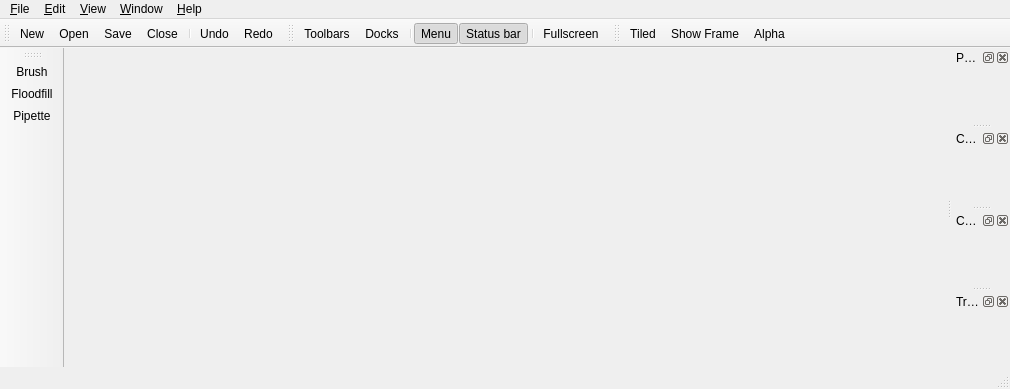
Above: mainwindow.ui from not-surt/SimPix before the change. Below: the same form after it.
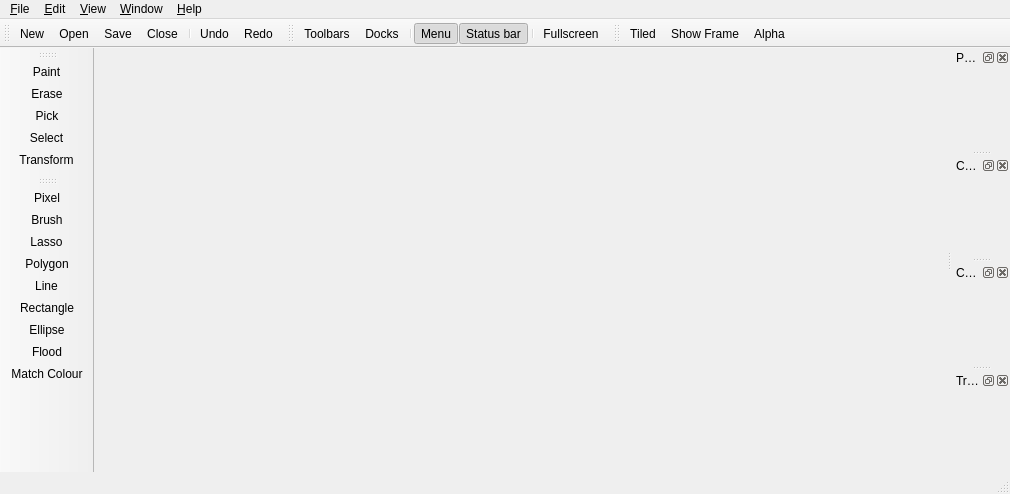
That is the form after the change. Icons and pictures are not drawn. Custom widgets are drawn as their Qt base class.

Diff of the .ui file:
```diff
--- a/mainwindow.ui
+++ b/mainwindow.ui
@@ -7,7 +7,7 @@
     <x>0</x>
     <y>0</y>
     <width>1010</width>
-    <height>389</height>
+    <height>494</height>
    </rect>
   </property>
   <property name="dockNestingEnabled">
@@ -111,9 +111,11 @@
    <attribute name="toolBarBreak">
     <bool>false</bool>
    </attribute>
-   <addaction name="actionBrush"/>
-   <addaction name="actionFloodfill"/>
-   <addaction name="actionPipette"/>
+   <addaction name="actionToolPaint"/>
+   <addaction name="actionToolErase"/>
+   <addaction name="actionToolPick"/>
+   <addaction name="actionToolSelect"/>
+   <addaction name="actionToolTransform"/>
   </widget>
   <widget class="QDockWidget" name="paletteDockWidget">
    <property name="windowTitle">
@@ -186,6 +188,26 @@
    <addaction name="actionShowFrame"/>
    <addaction name="actionAlpha"/>
   </widget>
+  <widget class="QToolBar" name="toolBar">
+   <property name="windowTitle">
+    <string>toolBar</string>
+   </property>
+   <attribute name="toolBarArea">
+    <enum>LeftToolBarArea</enum>
+   </attribute>
+   <attribute name="toolBarBreak">
+    <bool>false</bool>
+   </attribute>
+   <addaction name="actionModePixel"/>
+   <addaction name="actionModeBrush"/>
+   <addaction name="actionModeLasso"/>
+   <addaction name="actionModePolygon"/>
+   <addaction name="actionModeLine"/>
+   <addaction name="actionModeRectangle"/>
+   <addaction name="actionModeEllipse"/>
+   <addaction name="actionModeFlood"/>
+   <addaction name="actionModeMatchColour"/>
+  </widget>
   <action name="actionNew">
    <property name="icon">
     <iconset theme="document-new">
@@ -277,25 +299,40 @@
     <string>Ctrl+Shift+Z</string>
    </property>
   </action>
-  <action name="actionBrush">
+  <action name="actionToolPaint">
+   <property name="checkable">
+    <bool>true</bool>
+   </property>
    <property name="text">
-    <string>Brush</string>
+    <string>Paint</string>
+   </property>
+   <property name="toolTip">
+    <string>Paint</string>
    </property>
    <property name="shortcut">
     <string>1</string>
    </property>
   </action>
-  <action name="actionFloodfill">
+  <action name="actionToolErase">
+   <property name="checkable">
+    <bool>true</bool>
+   </property>
    <property name="text">
-    <string>Floodfill</string>
+    <string>Erase</string>
+   </property>
+   <property name="toolTip">
+    <string>Erase</string>
    </property>
    <property name="shortcut">
     <string>2</string>
    </property>
   </action>
-  <action name="actionPipette">
+  <action name="actionToolPick">
+   <property name="checkable">
+    <bool>true</bool>
+   </property>
    <property name="text">
-    <string>Pipette</string>
+    <string>Pick</string>
    </property>
    <property name="shortcut">
     <string>3</string>
@@ -473,6 +510,106 @@
     <string>Alpha</string>
    </property>
   </action>
+  <action name="actionToolSelect">
+   <property name="checkable">
+    <bool>true</bool>
+   </property>
+   <property name="text">
+    <string>Select</string>
+   </property>
+   <property name="toolTip">
+    <string>Select</string>
+   </property>
+   <property name="shortcut">
+    <string>4</string>
+   </property>
+  </action>
+  <action name="actionToolTransform">
+   <property name="checkable">
+    <bool>true</bool>
+   </property>
+   <property name="text">
+    <string>Transform</string>
+   </property>
+   <property name="shortcut">
+    <string>5</string>
+   </property>
+  </action>
+  <action name="actionModePixel">
+   <property name="checkable">
+    <bool>true</bool>
+   </property>
+   <property name="text">
+    <string>Pixel</string>
+   </property>
+   <property name="toolTip">
+    <string>Pixel</string>
+   </property>
+  </action>
+  <action name="actionModeBrush">
+   <property name="checkable">
+    <bool>true</bool>
+   </property>
+   <property name="text">
+    <string>Brush</string>
+   </property>
+  </action>
+  <action name="actionModeLasso">
+   <property name="checkable">
+    <bool>true</bool>
+   </property>
+   <property name="text">
+    <string>Lasso</string>
+   </property>
+  </action>
+  <action name="actionModePolygon">
+   <property name="checkable">
+    <bool>true</bool>
+   </property>
+   <property name="text">
+    <string>Polygon</string>
+   </property>
+  </action>
+  <action name="actionModeLine">
+   <property name="checkable">
+    <bool>true</bool>
+   </property>
+   <property name="text">
+    <string>Line</string>
+   </property>
+  </action>
+  <action name="actionModeRectangle">
+   <property name="checkable">
+    <bool>true</bool>
+   </property>
+   <property name="text">
+    <string>Rectangle</string>
+   </property>
+  </action>
+  <action name="actionModeEllipse">
+   <property name="checkable">
+    <bool>true</bool>
+   </property>
+   <property name="text">
+    <string>Ellipse</string>
+   </property>
+  </action>
+  <action name="actionModeFlood">
+   <property name="checkable">
+    <bool>true</bool>
+   </property>
+   <property name="text">
+    <string>Flood</string>
+   </property>
+  </action>
+  <action name="actionModeMatchColour">
+   <property name="checkable">
+    <bool>true</bool>
+   </property>
+   <property name="text">
+    <string>Match Colour</string>
+   </property>
+  </action>
  </widget>
  <layoutdefault spacing="6" margin="11"/>
  <customwidgets>
```
